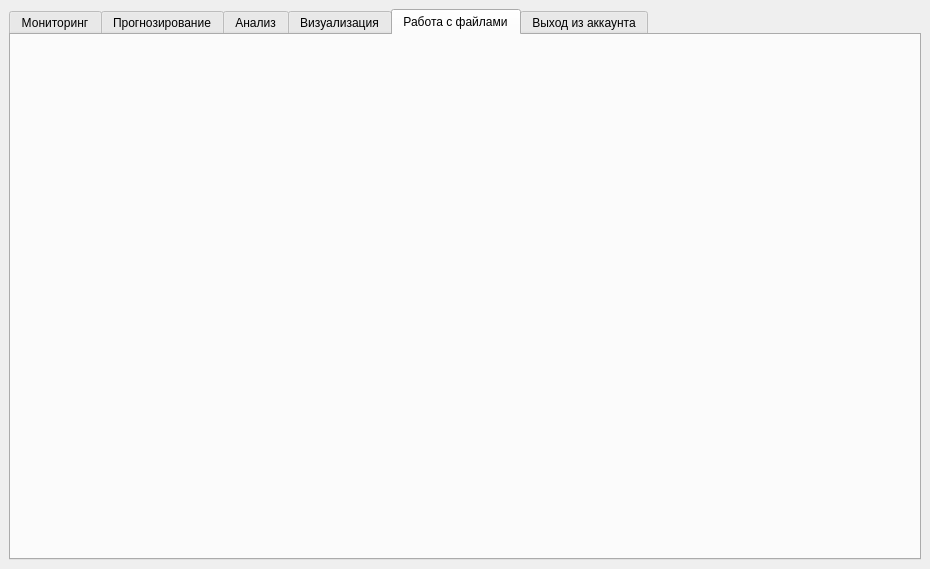
The window that Главный экран(Погода).ui (actggg/10_class_predprof) describes before a commit, drawn with Qt 5.
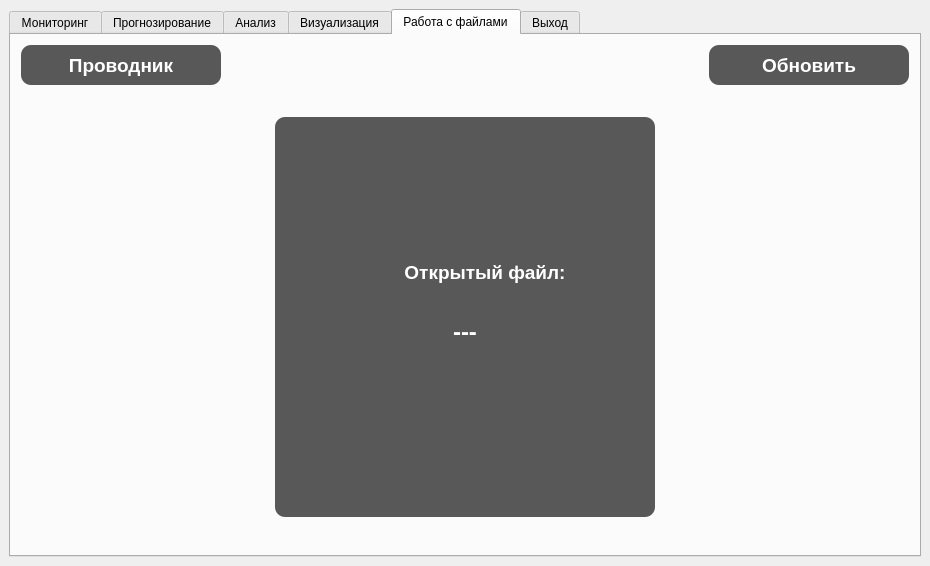
The same window after the commit. The open tabs and pages were chosen to show the change. Icons and pictures are not drawn. Custom widgets are drawn as their Qt base class.

What changed in the file:
```diff
--- a/Главный экран(Погода).ui
+++ b/Главный экран(Погода).ui
@@ -7,9 +7,15 @@
     <x>0</x>
     <y>0</y>
     <width>930</width>
-    <height>569</height>
+    <height>566</height>
    </rect>
   </property>
+  <property name="minimumSize">
+   <size>
+    <width>930</width>
+    <height>566</height>
+   </size>
+  </property>
   <property name="windowTitle">
    <string>MainWindow</string>
   </property>
@@ -23,8 +29,8 @@
    <bool>true</bool>
   </property>
   <widget class="QWidget" name="centralwidget">
-   <layout class="QGridLayout" name="gridLayout_2">
-    <item row="1" column="1">
+   <layout class="QGridLayout" name="gridLayout">
+    <item row="0" column="0">
      <widget class="QTabWidget" name="tabWidget">
       <property name="styleSheet">
        <string notr="true"/>
@@ -49,7 +55,7 @@
            <string notr="true">QStackedWidget{background-image: url('C:/Users/sasak/PycharmProjects/10_class_predprof/weather-photos/background/cloudy.png'); background-repeat: no-repeat; background-position: bottom; border-radius: 10%; background-width:700}</string>
           </property>
           <widget class="QWidget" name="stackedWidgetPage1">
-           <layout class="QGridLayout" name="gridLayout" rowstretch="0,0" columnstretch="0,0,0">
+           <layout class="QGridLayout" name="gridLayout_2" rowstretch="0,0" columnstretch="0,0,0">
             <property name="sizeConstraint">
              <enum>QLayout::SetDefaultConstraint</enum>
             </property>
@@ -764,10 +770,333 @@
        <attribute name="title">
         <string>Работа с файлами</string>
        </attribute>
+       <layout class="QHBoxLayout" name="horizontalLayout_3">
+        <property name="spacing">
+         <number>0</number>
+        </property>
+        <property name="leftMargin">
+         <number>0</number>
+        </property>
+        <property name="topMargin">
+         <number>0</number>
+        </property>
+        <property name="rightMargin">
+         <number>0</number>
+        </property>
+        <property name="bottomMargin">
+         <number>0</number>
+        </property>
+        <item>
+         <widget class="QStackedWidget" name="background_2">
+          <property name="autoFillBackground">
+           <bool>false</bool>
+          </property>
+          <property name="styleSheet">
+           <string notr="true">QStackedWidget{background-image: url('C:/Users/sasak/PycharmProjects/10_class_predprof/weather-photos/background/cloudy.png'); background-repeat: no-repeat; background-position: bottom; border-radius: 10%; background-width:700}</string>
+          </property>
+          <widget class="QWidget" name="stackedWidgetPage1_2">
+           <layout class="QGridLayout" name="gridLayout_3" rowstretch="0,0" columnstretch="0,0,0">
+            <property name="sizeConstraint">
+             <enum>QLayout::SetDefaultConstraint</enum>
+            </property>
+            <property name="leftMargin">
+             <number>10</number>
+            </property>
+            <property name="topMargin">
+             <number>10</number>
+            </property>
+            <property name="rightMargin">
+             <number>10</number>
+            </property>
+            <property name="bottomMargin">
+             <number>10</number>
+            </property>
+            <property name="horizontalSpacing">
+             <number>30</number>
+            </property>
+            <property name="verticalSpacing">
+             <number>5</number>
+            </property>
+            <item row="0" column="2" alignment="Qt::AlignRight|Qt::AlignTop">
+             <widget class="QPushButton" name="browse_update">
+              <property name="minimumSize">
+               <size>
+                <width>200</width>
+                <height>40</height>
+               </size>
+              </property>
+              <property name="maximumSize">
+               <size>
+                <width>200</width>
+                <height>40</height>
+               </size>
+              </property>
+              <property name="font">
+               <font>
+                <pointsize>14</pointsize>
+                <weight>75</weight>
+                <bold>true</bold>
+               </font>
+              </property>
+              <property name="styleSheet">
+               <string notr="true">QPushButton{ background-color: rgba(20, 20, 20, 180); border-radius: 10%;color: white }</string>
+              </property>
+              <property name="text">
+               <string>Обновить</string>
+              </property>
+             </widget>
+            </item>
+            <item row="0" column="0" alignment="Qt::AlignLeft|Qt::AlignTop">
+             <widget class="QPushButton" name="browse">
+              <property name="minimumSize">
+               <size>
+                <width>200</width>
+                <height>40</height>
+               </size>
+              </property>
+              <property name="maximumSize">
+               <size>
+                <width>200</width>
+                <height>40</height>
+               </size>
+              </property>
+              <property name="font">
+               <font>
+                <pointsize>14</pointsize>
+                <weight>75</weight>
+                <bold>true</bold>
+               </font>
+              </property>
+              <property name="styleSheet">
+               <string notr="true">QPushButton{ background-color: rgba(20, 20, 20, 180); border-radius: 10%;color: white }</string>
+              </property>
+              <property name="text">
+               <string>Проводник</string>
+              </property>
+             </widget>
+            </item>
+            <item row="1" column="1" alignment="Qt::AlignHCenter|Qt::AlignVCenter">
+             <widget class="QGroupBox" name="groupBox_3">
+              <property name="minimumSize">
+               <size>
+                <width>400</width>
+                <height>430</height>
+               </size>
+              </property>
+              <property name="font">
+               <font>
+                <kerning>true</kerning>
+               </font>
+              </property>
+              <property name="autoFillBackground">
+               <bool>false</bool>
+              </property>
+              <property name="styleSheet">
+               <string notr="true">QGroupBox{border:r}</string>
+              </property>
+              <property name="title">
+               <string/>
+              </property>
+              <widget class="QListWidget" name="listWidget">
+               <property name="geometry">
+                <rect>
+                 <x>10</x>
+                 <y>15</y>
+                 <width>380</width>
+                 <height>400</height>
+                </rect>
+               </property>
+               <property name="minimumSize">
+                <size>
+                 <width>380</width>
+                 <height>400</height>
+                </size>
+               </property>
+               <property name="maximumSize">
+                <size>
+                 <width>380</width>
+                 <height>400</height>
+                </size>
+               </property>
+               <property name="styleSheet">
+                <string notr="true">QListWidget{ background-color: rgba(20, 20, 20, 180); border-radius: 10%;}</string>
+               </property>
+              </widget>
+              <widget class="QLabel" name="label_2">
+               <property name="enabled">
+                <bool>false</bool>
+               </property>
+               <property name="geometry">
+                <rect>
+                 <x>30</x>
+                 <y>150</y>
+                 <width>380</width>
+                 <height>40</height>
+                </rect>
+               </property>
+               <property name="minimumSize">
+                <size>
+                 <width>380</width>
+                 <height>40</height>
+                </size>
+               </property>
+               <property name="maximumSize">
+                <size>
+                 <width>380</width>
+                 <height>40</height>
+                </size>
+               </property>
+               <property name="font">
+                <font>
+                 <pointsize>14</pointsize>
+                 <weight>75</weight>
+                 <bold>true</bold>
+                </font>
+               </property>
+               <property name="styleSheet">
+                <string notr="true">QLabel{ background-color: rgba(20, 20, 20, 0); border-radius: 10%;color: white }</string>
+               </property>
+               <property name="text">
+                <string>Открытый файл:</string>
+               </property>
+               <property name="alignment">
+                <set>Qt::AlignCenter</set>
+               </property>
+              </widget>
+              <widget class="QLabel" name="filename">
+               <property name="enabled">
+                <bool>false</bool>
+               </property>
+               <property name="geometry">
+                <rect>
+                 <x>10</x>
+                 <y>190</y>
+                 <width>380</width>
+                 <height>80</height>
+                </rect>
+               </property>
+               <property name="minimumSize">
+                <size>
+                 <width>380</width>
+                 <height>80</height>
+                </size>
+               </property>
+               <property name="maximumSize">
+                <size>
+                 <width>380</width>
+                 <height>80</height>
+                </size>
+               </property>
+               <property name="font">
+                <font>
+                 <pointsize>18</pointsize>
+                 <weight>75</weight>
+                 <bold>true</bold>
+                </font>
+               </property>
+               <property name="styleSheet">
+                <string notr="true">QLabel{ background-color: rgba(20, 20, 20, 0); border-radius: 10%;color: white }</string>
+               </property>
+               <property name="text">
+                <string>---</string>
+               </property>
+               <property name="alignment">
+                <set>Qt::AlignCenter</set>
+               </property>
+              </widget>
+              <widget class="QLabel" name="label_3">
+               <property name="enabled">
+                <bool>false</bool>
+               </property>
+               <property name="geometry">
+                <rect>
+                 <x>90</x>
+                 <y>150</y>
+                 <width>40</width>
+                 <height>40</height>
+                </rect>
+               </property>
+               <property name="minimumSize">
+                <size>
+                 <width>0</width>
+                 <height>0</height>
+                </size>
+               </property>
+               <property name="maximumSize">
+                <size>
+                 <width>100000</width>
+                 <height>100000</height>
+                </size>
+               </property>
+               <property name="font">
+                <font>
+                 <pointsize>14</pointsize>
+                 <weight>75</weight>
+                 <bold>true</bold>
+                </font>
+               </property>
+               <property name="styleSheet">
+                <string notr="true">QLabel{ background-color: rgba(20, 20, 20, 0); border-radius: 10%;color: white }</string>
+               </property>
+               <property name="text">
+                <string/>
+               </property>
+               <property name="pixmap">
+                <pixmap>weather-photos/resources/icons/cil-file.png</pixmap>
+               </property>
+               <property name="scaledContents">
+                <bool>false</bool>
+               </property>
+               <property name="alignment">
+                <set>Qt::AlignCenter</set>
+               </property>
+              </widget>
+             </widget>
+            </item>
+            <item row="0" column="1">
+             <widget class="QLabel" name="label">
+              <property name="enabled">
+               <bool>false</bool>
+              </property>
+              <property name="minimumSize">
+               <size>
+                <width>400</width>
+                <height>40</height>
+               </size>
+              </property>
+              <property name="maximumSize">
+               <size>
+                <width>400</width>
+                <height>40</height>
+               </size>
+              </property>
+              <property name="font">
+               <font>
+                <pointsize>10</pointsize>
+                <weight>75</weight>
+                <bold>true</bold>
+               </font>
+              </property>
+              <property name="styleSheet">
+               <string notr="true">QLabel{ background-color: rgba(20, 20, 20, 0); border-radius: 10%;color: white }</string>
+              </property>
+              <property name="text">
+               <string/>
+              </property>
+              <property name="alignment">
+               <set>Qt::AlignCenter</set>
+              </property>
+             </widget>
+            </item>
+           </layout>
+          </widget>
+         </widget>
+        </item>
+       </layout>
       </widget>
       <widget class="QWidget" name="exit">
        <attribute name="title">
-        <string>Выход из аккаунта</string>
+        <string>Выход</string>
        </attribute>
       </widget>
      </widget>
@@ -805,6 +1134,14 @@
    </property>
   </action>
  </widget>
+ <customwidgets>
+  <customwidget>
+   <class>PlotWidget</class>
+   <extends>QWidget</extends>
+   <header>pyqtgraph</header>
+   <container>1</container>
+  </customwidget>
+ </customwidgets>
  <resources>
   <include location="помощник фона казино.qrc"/>
   <include location="финиш.qrc"/>
```
Left out of the diff: 211 changed lines with no effect on the pictures.
